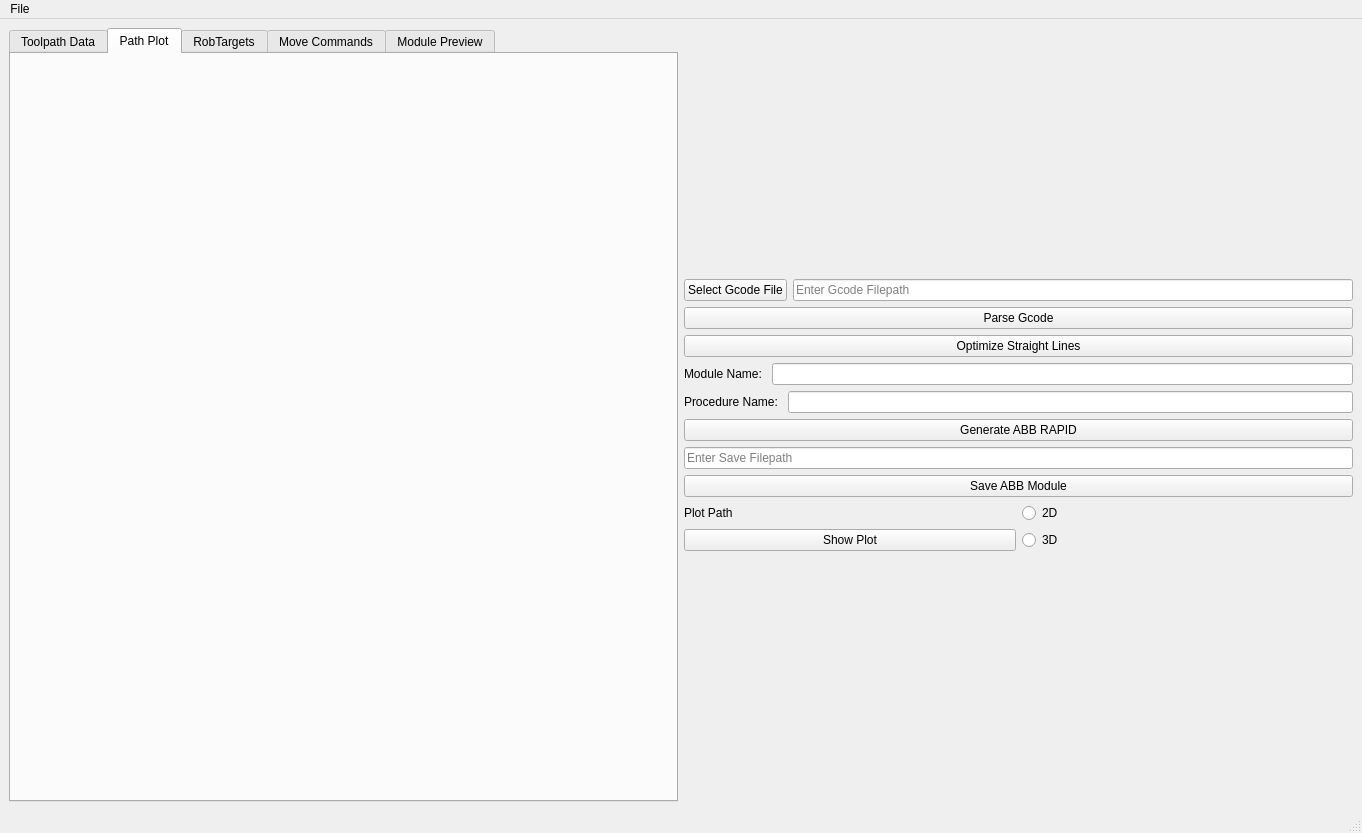
Before: the Qt Designer form gcode_to_robot_code/gui/pyside_files/designer/app_window.ui in zeecm/gcode-to-robot-code, drawn with Qt 5.
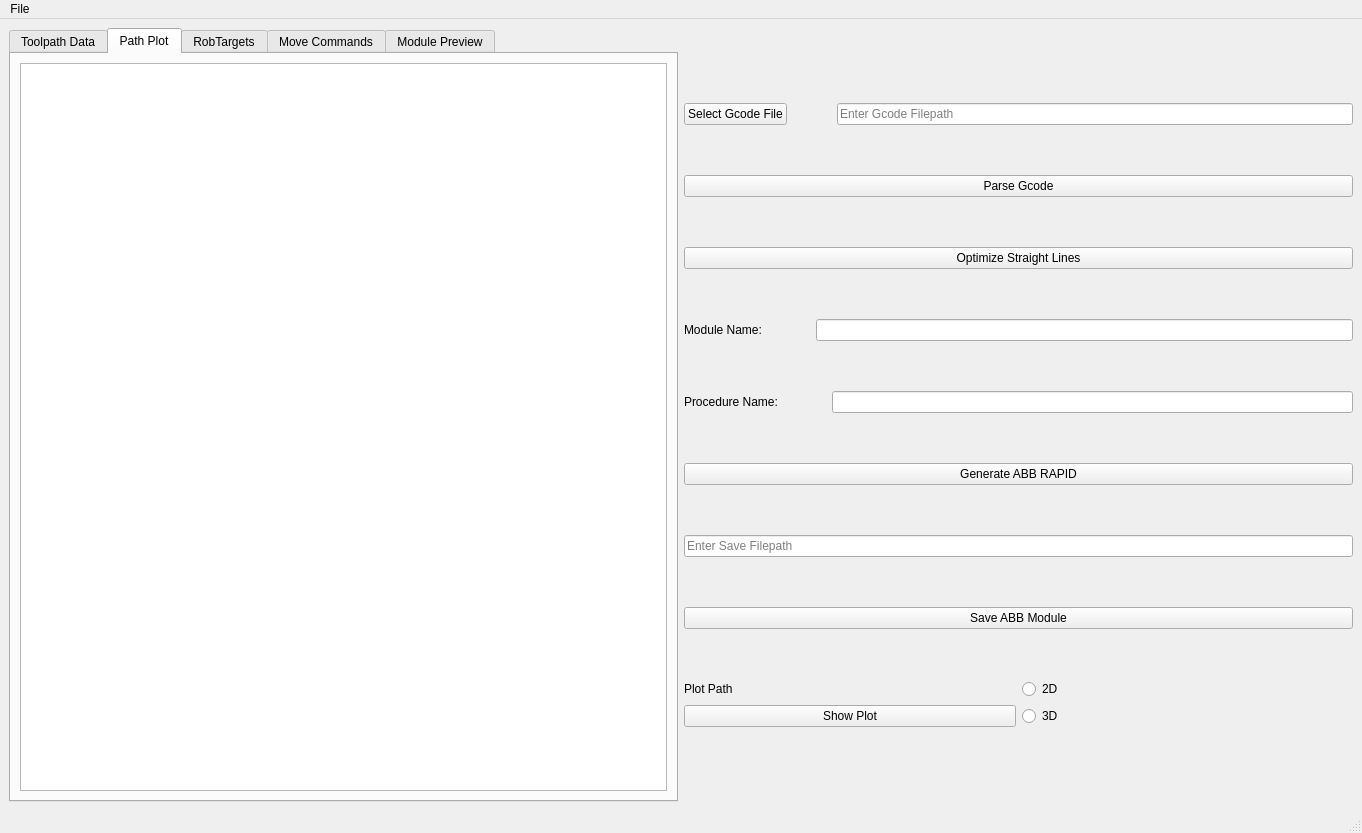
After: the same form once the commit is applied. The open tabs and pages were chosen to show the change.

Commit message: Add buttons and tables to gui

```diff
--- a/gcode_to_robot_code/gui/pyside_files/designer/app_window.ui
+++ b/gcode_to_robot_code/gui/pyside_files/designer/app_window.ui
@@ -21,6 +21,9 @@
        <layout class="QVBoxLayout" name="verticalLayout_3">
         <item>
          <layout class="QVBoxLayout" name="verticalLayout_6">
+          <property name="spacing">
+           <number>50</number>
+          </property>
           <item>
            <layout class="QHBoxLayout" name="horizontalLayout_4">
             <item>
@@ -171,7 +174,11 @@
        </attribute>
        <layout class="QGridLayout" name="gridLayout_5">
         <item row="0" column="0">
-         <layout class="QGridLayout" name="gridLayout_3"/>
+         <layout class="QGridLayout" name="gridLayout_3">
+          <item row="0" column="0">
+           <widget class="QGraphicsView" name="plot_graphics_view"/>
+          </item>
+         </layout>
         </item>
        </layout>
       </widget>
```
The commit also changes 1 other file.
